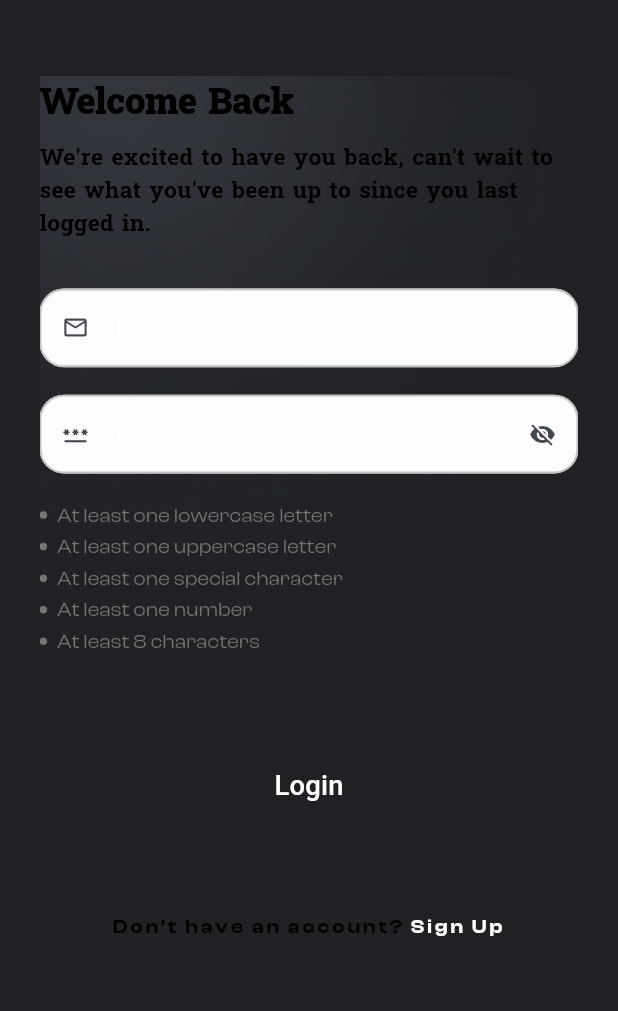
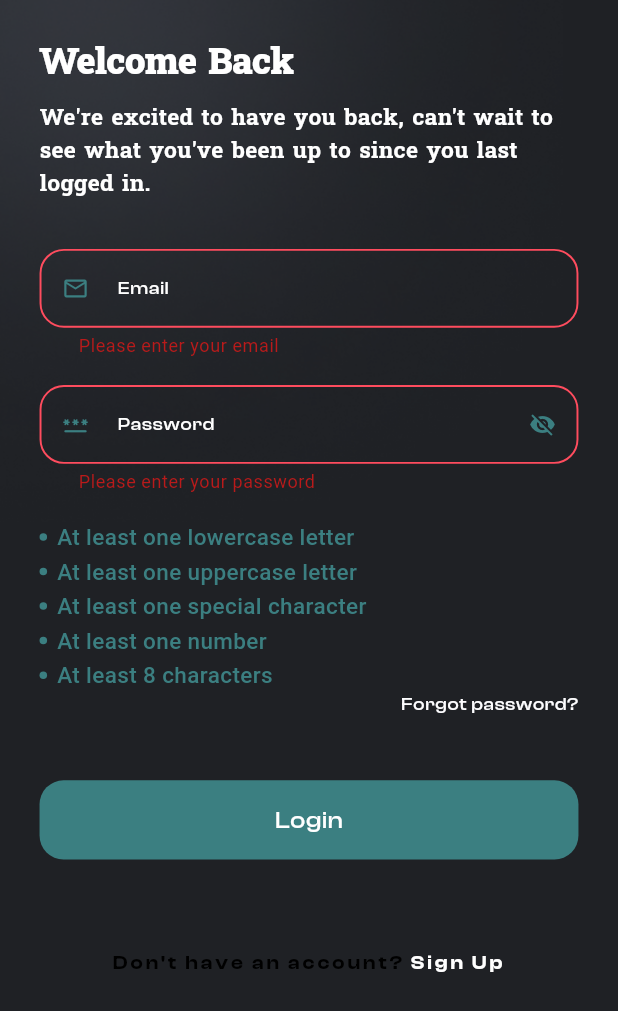
Before and after one commit to OmarAmeer96/Sprints-Shopping-App, a Flutter app: the screen it shows after launch, after a tap on "Login", on a phone screen of 412 x 824 dp. Shown: the top 1011 px of the screen. Run offline on Flutter 3.47's test engine with Material 3 defaults, Android fonts, the phone set to English and light mode, and no system bars; our stand-ins replace another_flushbar, dio, flutter_bloc, flutter_screenutil, flutter_secure_storage, flutter_svg and 5 more; generated files the repository leaves out were written again.

Commit message:
Add secondary and accent colors to ColorsManager and update UI components for consistency

```diff
--- a/lib/core/theming/colors_manager.dart
+++ b/lib/core/theming/colors_manager.dart
@@ -2,6 +2,8 @@ import 'package:flutter/material.dart';
 
 class ColorsManager {
   static const Color primaryColor = Color(0xFF1F2125);
+  static const Color secondaryColor = Color(0xFFFFC567);
+  static const Color accentColor = Color(0xFF3b7f81);
   static const Color primaryColorShade1 = Color(0xFF1D1F23);
   static const Color primaryColorShade2 = Color(0xFF484C57);
 
--- a/lib/core/widgets/custom_main_button.dart
+++ b/lib/core/widgets/custom_main_button.dart
@@ -36,7 +36,7 @@ class CustomMainButton extends StatelessWidget {
           ),
         ),
         backgroundColor: WidgetStatePropertyAll(
-          backgroundColor ?? ColorsManager.primaryColor,
+          backgroundColor ?? ColorsManager.accentColor,
         ),
         padding: WidgetStateProperty.all<EdgeInsets>(
           EdgeInsets.symmetric(
@@ -51,7 +51,11 @@ class CustomMainButton extends StatelessWidget {
       onPressed: onPressed,
       child: Text(
         buttonText,
-        style: textStyle ?? Styles.font18White600,
+        style: textStyle ??
+            Styles.font12HomeBanner.copyWith(
+              color: Colors.white,
+              fontSize: 16.sp,
+            ),
       ),
     );
   }
--- a/lib/core/widgets/custom_main_text_form_field.dart
+++ b/lib/core/widgets/custom_main_text_form_field.dart
@@ -54,7 +54,7 @@ class CustomMainTextFormFiels extends StatelessWidget {
             OutlineInputBorder(
               borderRadius: BorderRadius.circular(16.r),
               borderSide: const BorderSide(
-                color: ColorsManager.enabledTextFieldColor,
+                color: ColorsManager.accentColor,
                 width: 1.3,
               ),
             ),
@@ -62,7 +62,7 @@ class CustomMainTextFormFiels extends StatelessWidget {
             OutlineInputBorder(
               borderRadius: BorderRadius.circular(16.r),
               borderSide: const BorderSide(
-                color: ColorsManager.mainBlue,
+                color: ColorsManager.secondaryColor,
                 width: 1.3,
               ),
             ),
--- a/lib/core/widgets/password_vlaidations.dart
+++ b/lib/core/widgets/password_vlaidations.dart
@@ -41,16 +41,19 @@ class PasswordValidations extends StatelessWidget {
       children: [
         const CircleAvatar(
           radius: 2.5,
-          backgroundColor: ColorsManager.mainGrey,
+          backgroundColor: ColorsManager.accentColor,
         ),
         horizontalSpace(6),
         Text(
           text,
-          style: Styles.font13GreyBold.copyWith(
+          style: Styles.font18White600.copyWith(
             decoration: hasValidated ? TextDecoration.lineThrough : null,
             decorationColor: Colors.green,
             decorationThickness: 2,
-            color: ColorsManager.mainGrey,
+            color: ColorsManager.accentColor,
+            fontWeight: FontWeight.w500,
+            // fontFamily: FontFamilyHelper.clashDisplay,
+            fontSize: 15,
           ),
         ),
       ],
--- a/lib/features/signin/ui/widgets/login_email_and_password_widget.dart
+++ b/lib/features/signin/ui/widgets/login_email_and_password_widget.dart
@@ -2,6 +2,7 @@ import 'package:flutter/material.dart';
 import 'package:flutter_bloc/flutter_bloc.dart';
 import 'package:sprints_shopping_app/core/helpers/app_regex.dart';
 import 'package:sprints_shopping_app/core/helpers/spacing.dart';
+import 'package:sprints_shopping_app/core/theming/colors_manager.dart';
 import 'package:sprints_shopping_app/core/theming/styles.dart';
 import 'package:sprints_shopping_app/core/widgets/custom_main_text_form_field.dart';
 import 'package:sprints_shopping_app/core/widgets/password_vlaidations.dart';
@@ -67,9 +68,13 @@ class _LoginEmailAndPasswordWidgetState
                 return 'Please enter your email';
               }
             },
-            prefixIcon: const Icon(Icons.email_outlined),
+            prefixIcon: const Icon(
+              Icons.email_outlined,
+              color: ColorsManager.accentColor,
+            ),
             focusNode: emailFocusNode,
             nextFocusNode: passwordFocusNode,
+            fillColor: Colors.transparent,
           ),
           verticalSpace(18),
           CustomMainTextFormFiels(
@@ -85,9 +90,13 @@ class _LoginEmailAndPasswordWidgetState
               },
               child: Icon(
                 isObscureText ? Icons.visibility_off : Icons.visibility,
+                color: ColorsManager.accentColor,
               ),
             ),
-            prefixIcon: const Icon(Icons.password_rounded),
+            prefixIcon: const Icon(
+              Icons.password_rounded,
+              color: ColorsManager.accentColor,
+            ),
             controller: context.read<LoginCubit>().passwordController,
             validator: (value) {
               if (value!.isEmpty) {
@@ -95,6 +104,7 @@ class _LoginEmailAndPasswordWidgetState
               }
             },
             focusNode: passwordFocusNode,
+            fillColor: Colors.transparent,
           ),
           verticalSpace(18),
           PasswordValidations(
--- a/lib/features/signin/ui/widgets/login_view_welcome_texts.dart
+++ b/lib/features/signin/ui/widgets/login_view_welcome_texts.dart
@@ -19,6 +19,7 @@ class LoginViewWelcomeTexts extends StatelessWidget {
             style: Styles.font22AppBar.copyWith(
               fontSize: 24.sp,
               letterSpacing: -0.48,
+              color: Colors.white,
             ),
           ),
         ),
@@ -28,6 +29,7 @@ class LoginViewWelcomeTexts extends StatelessWidget {
           style: Styles.font20HeaderSection.copyWith(
             fontSize: 15.sp,
             letterSpacing: 0.20,
+            color: Colors.white,
           ),
         ),
       ],
--- a/lib/features/signin/ui/widgets/signin_view_body.dart
+++ b/lib/features/signin/ui/widgets/signin_view_body.dart
@@ -1,9 +1,11 @@
 import 'package:flutter/material.dart';
+import 'package:flutter_bloc/flutter_bloc.dart';
 import 'package:flutter_screenutil/flutter_screenutil.dart';
 import 'package:sprints_shopping_app/core/helpers/spacing.dart';
 import 'package:sprints_shopping_app/core/theming/colors_manager.dart';
 import 'package:sprints_shopping_app/core/theming/styles.dart';
 import 'package:sprints_shopping_app/core/widgets/custom_main_button.dart';
+import 'package:sprints_shopping_app/features/signin/logic/login_cubit/login_cubit.dart';
 import 'package:sprints_shopping_app/features/signin/ui/widgets/do_not_have_an_account_text.dart';
 import 'package:sprints_shopping_app/features/signin/ui/widgets/login_bloc_listener.dart';
 import 'package:sprints_shopping_app/features/signin/ui/widgets/login_email_and_password_widget.dart';
@@ -17,22 +19,22 @@ class SigninViewBody extends StatelessWidget {
   Widget build(BuildContext context) {
     return GestureDetector(
       onTap: () => FocusScope.of(context).unfocus(),
-      child: Padding(
-        padding: EdgeInsets.only(
-          top: 50.h,
-          left: 24.w,
-          right: 24.w,
-          bottom: 24.h,
-        ),
       child: Stack(
         children: [
           CustomPositionedHomeOverlay(),
           SizedBox(
             width: double.infinity,
             height: double.infinity,
+            child: SingleChildScrollView(
               child: Column(
                 children: [
-                  SingleChildScrollView(
+                  Padding(
+                    padding: EdgeInsets.only(
+                      top: MediaQuery.of(context).padding.top + 24.h,
+                      left: 24.w,
+                      right: 24.w,
+                      bottom: 24.h,
+                    ),
                     child: Column(
                       children: [
                         const LoginViewWelcomeTexts(),
@@ -47,7 +49,7 @@ class SigninViewBody extends StatelessWidget {
                                 child: Text(
                                   'Forgot password?',
                                   style: Styles.font12HomeBanner.copyWith(
-                                    color: ColorsManager.primaryColor,
+                                    color: ColorsManager.textFieldFillColor,
                                   ),
                                 ),
                               ),
@@ -59,8 +61,6 @@ class SigninViewBody extends StatelessWidget {
                               },
                               buttonText: 'Login',
                             ),
-                            // verticalSpace(18),
-                            // const TermsAndConditionsText(),
                             verticalSpace(60),
                             const DontHaveAccountText(),
                             const LoginBlocListener(),
@@ -72,15 +72,15 @@ class SigninViewBody extends StatelessWidget {
                 ],
               ),
             ),
+          ),
         ],
-        ),
       ),
     );
   }
 
   void validateThenLogin(BuildContext context) {
-    // if (context.read<LoginCubit>().formKey.currentState!.validate()) {
-    //   context.read<LoginCubit>().emitLoginState();
-    // }
+    if (context.read<LoginCubit>().formKey.currentState!.validate()) {
+      context.read<LoginCubit>().emitLoginState();
     }
   }
+}
```
Lines whose indentation alone changed are shown as unchanged.
